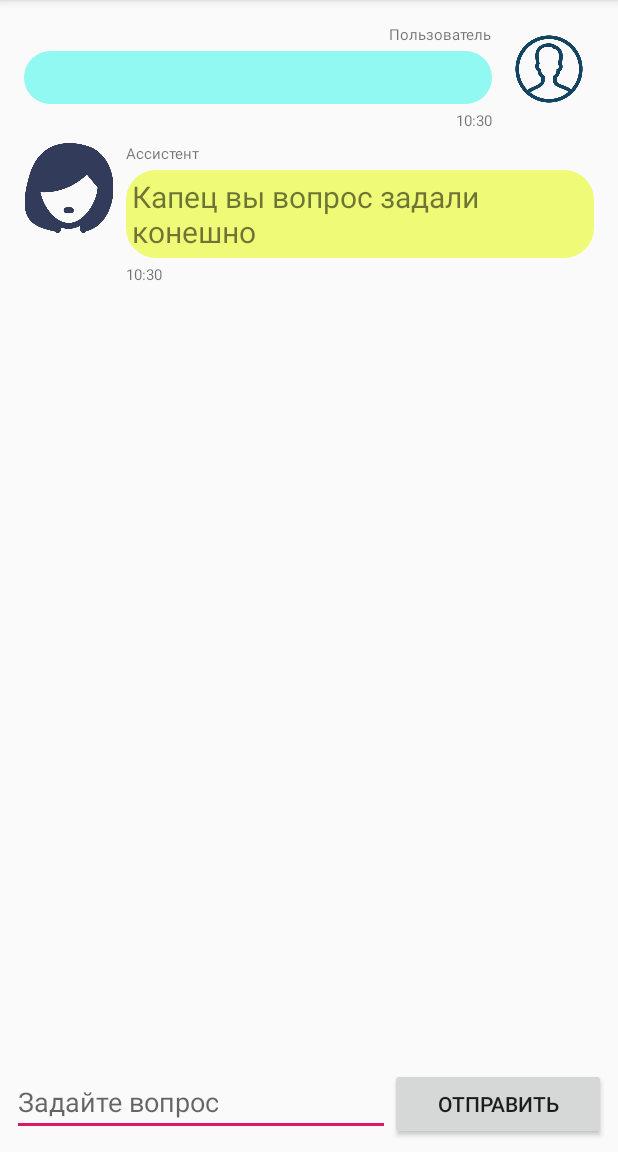
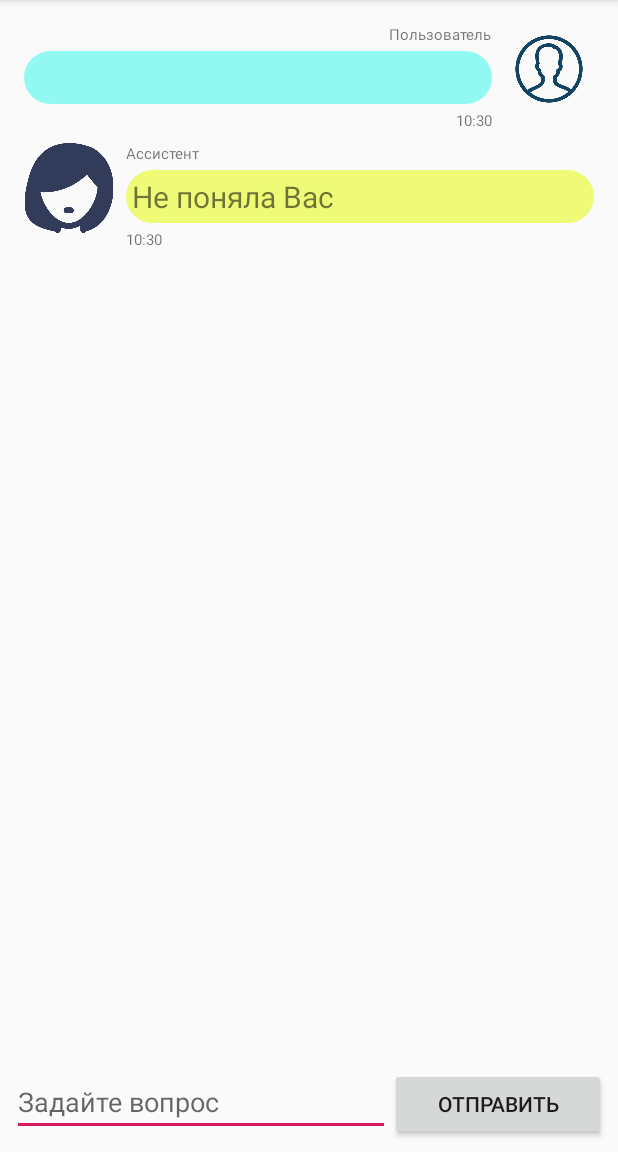
Before and after one commit to BuzVan/VoiceAssistent, an Android app: the screen it shows after launch (MainActivity), after a tap on "ОТПРАВИТЬ", on a phone screen of 412 x 824 dp, the part 84-1236 px from its top. Run offline under Robolectric (Android 15) with nearby library versions, the phone set to English and light mode, and no system bars.

Commit message:
исправлены ошибки, найденные при тестировании

```diff
--- a/app/build.gradle
+++ b/app/build.gradle
@@ -36,5 +36,6 @@ dependencies {
     testImplementation 'junit:junit:4.12'
     androidTestImplementation 'androidx.test.ext:junit:1.1.0'
     androidTestImplementation 'androidx.test.espresso:espresso-core:3.1.1'
+    implementation 'androidx.legacy:legacy-support-v4:1.0.0'
 
 }
--- a/app/src/main/AndroidManifest.xml
+++ b/app/src/main/AndroidManifest.xml
@@ -10,11 +10,13 @@
         android:roundIcon="@mipmap/ic_launcher_round"
         android:supportsRtl="true"
         android:theme="@style/AppTheme">
-        <activity android:name=".MainActivity">
+        <activity android:name=".MainActivity"
+            android:windowSoftInputMode="adjustResize|stateHidden">
             <intent-filter>
                 <action android:name="android.intent.action.MAIN" />
 
                 <category android:name="android.intent.category.LAUNCHER" />
+
             </intent-filter>
         </activity>
 
--- a/app/src/main/java/com/voiceassistent/AI.java
+++ b/app/src/main/java/com/voiceassistent/AI.java
@@ -28,6 +28,25 @@ class AI {
         dict.put("завтра", tomorrow);
         return  dict;
     }
+    private static String getHelp() {
+        return
+                "Вот что вы можете спросить у меня:\n" +
+                        "\tЧем ты можешь ПОМОчь мне\n\n" +
+                        "\tПРИВЕТствую\n\n" +
+                        "\tКАК ДЕЛА\n\n" +
+                        "\tскажи, ЧТО ДЕЛАЕШЬ сейчас или ЧЕМ ЗАНИМАЕШЬСЯ?\n\n" +
+
+                        "\tкакой СЕГОДНЯ день?\n\n" +
+                        "\tсколько ВРЕМени\n\n" +
+                        "\tКакой ДЕНЬ НЕДЕЛИ\n\n" +
+                        "\tСКОЛЬКО ДНЕЙ ДО {нового года / дня рождения}\n\n" +
+                        "\tПОГОДА В ГОРОДЕ {название города}\n\n" +
+
+                        "\tбольшое СПАСИБО за помощь\n\n" +
+
+                        "*большими буквами выделены ключевые слова поиска в словаре";
+    }
+
     private static HashMap<String, String> InitializationDictionary(){
         HashMap<String, String> dict = new HashMap<>();
         dict.put("привет", "Привет");
@@ -42,6 +61,9 @@ class AI {
         dict.put("день недели", "&day_of_week");
         dict.put("сколько дней до", "&days_before");
         dict.put("погода в городе", "&weather");
+
+        dict.put("помощь", "&help");
+        dict.put("помо", "&help");
         return dict;
     }
 
@@ -68,13 +90,14 @@ class AI {
                     });
                 }
             }
-        else callback.accept("Капец вы вопрос задали конешно");
+        else callback.accept("Не поняла Вас");
     }
 
 
     private static void getSpecialAnswer(String question, String val, Consumer<String> callback) {
 
         switch (val){
+            case "&help": callback.accept(getHelp()); break;
             case "&today": callback.accept(getToday()); break;
             case "&time": callback.accept(getTime()); break;
             case "&day_of_week": callback.accept(getTodayOfWeek()); break;
@@ -91,6 +114,7 @@ class AI {
                 throw new IllegalStateException("Unexpected value: " + val);
         }
     }
+
 
     private static void getWeather(String question, Consumer<String> callback){
         Pattern cityPattern = Pattern.compile(
--- a/app/src/main/java/com/voiceassistent/MainActivity.java
+++ b/app/src/main/java/com/voiceassistent/MainActivity.java
@@ -9,6 +9,7 @@ import androidx.recyclerview.widget.RecyclerView;
 import android.os.Bundle;
 import android.speech.tts.TextToSpeech;
 import android.view.View;
+import android.widget.AbsListView;
 import android.widget.Button;
 import android.widget.EditText;
 
@@ -23,10 +24,39 @@ public class MainActivity extends AppCompatActivity {
     protected EditText questionText;
     protected RecyclerView chatMessageList;
     protected MessageListAdapter messageListAdapter;
+    protected LinearLayoutManager layoutManager;
+    private  boolean isScrollDown = false;
     @Override
     protected void onCreate(Bundle savedInstanceState) {
         super.onCreate(savedInstanceState);
         setContentView(R.layout.activity_main);
+
+        sendButton = findViewById(R.id.sendButton);
+        questionText = findViewById(R.id.questionField);
+        chatMessageList = findViewById(R.id.chatMessageList);
+        messageListAdapter = new MessageListAdapter();
+        chatMessageList.setLayoutManager(new LinearLayoutManager(this));
+        chatMessageList.setAdapter(messageListAdapter);
+        layoutManager = (LinearLayoutManager) chatMessageList.getLayoutManager();
+        chatMessageList.addOnScrollListener(new RecyclerView.OnScrollListener() {
+            @Override
+            public void onScrolled(@NonNull RecyclerView recyclerView, int dx, int dy) {
+                super.onScrolled(recyclerView, dx, dy);
+                if (dy!=0)
+                    isScrollDown = layoutManager.findLastVisibleItemPosition() == chatMessageList.getAdapter().getItemCount() - 1;
+            }
+        });
+
+        chatMessageList.addOnLayoutChangeListener(new RecyclerView.OnLayoutChangeListener() {
+
+            @Override
+            public void onLayoutChange(View v, int left, int top, int right, int bottom, int oldLeft, int oldTop, int oldRight, int oldBottom) {
+                if (isScrollDown && oldBottom> bottom){
+                    chatMessageList.post(() -> chatMessageList.scrollToPosition(messageListAdapter.messageList.size() -1));
+                }
+            }
+        });
+
         textToSpeech = new TextToSpeech(getApplicationContext(), new TextToSpeech.OnInitListener() {
             @Override
             public void onInit(int status) {
@@ -35,17 +65,12 @@ public class MainActivity extends AppCompatActivity {
                 }
             }
         });
-        sendButton = findViewById(R.id.sendButton);
-        questionText = findViewById(R.id.questionField);
-        chatMessageList = findViewById(R.id.chatMessageList);
-        messageListAdapter = new MessageListAdapter();
-        chatMessageList.setLayoutManager(new LinearLayoutManager(this));
-        chatMessageList.setAdapter(messageListAdapter);
     }
 
     @Override
     public void onSaveInstanceState(@NonNull Bundle outState) {
         outState.putSerializable("chat", messageListAdapter.messageList.toArray());
+        outState.putInt("last_visible_item_rv",layoutManager.findLastCompletelyVisibleItemPosition());
         super.onSaveInstanceState(outState);
     }
 
@@ -57,7 +82,7 @@ public class MainActivity extends AppCompatActivity {
             messageListAdapter.messageList.add((Message) message);
         }
         messageListAdapter.notifyDataSetChanged();
-        chatMessageList.scrollToPosition(messageListAdapter.messageList.size() -1);
+        chatMessageList.scrollToPosition(savedInstanceState.getInt("last_visible_item_rv"));
     }
 
   public void sendButtonOnClick(View view) {
@@ -71,13 +96,14 @@ public class MainActivity extends AppCompatActivity {
                 messageListAdapter.messageList.add(new Message(answer, false));
 
                 messageListAdapter.notifyDataSetChanged();
+
                 chatMessageList.scrollToPosition(messageListAdapter.messageList.size() -1);
 
                 questionText.getText().clear();
                 textToSpeech.speak(answer, TextToSpeech.QUEUE_FLUSH,null,null);
             }
         });
+    }
 
 
-    }
 }
--- a/app/src/main/res/layout/activity_main.xml
+++ b/app/src/main/res/layout/activity_main.xml
@@ -24,23 +24,25 @@
             android:layout_height="wrap_content"
             android:layout_weight="1"
             android:ems="10"
+            android:hint="@string/questionFieldHint"
+            android:importantForAutofill="no"
             android:inputType="textPersonName"
-            android:hint="@string/questionFieldHint"
-            android:text=""
-            android:importantForAutofill="no" />
+            android:text="" />
 
         <Button
             android:id="@+id/sendButton"
             android:layout_width="wrap_content"
             android:layout_height="wrap_content"
             android:layout_weight="1"
-            android:text="@string/sendButtonText"
-            android:onClick="sendButtonOnClick"/>
+            android:onClick="sendButtonOnClick"
+            android:text="@string/sendButtonText" />
     </LinearLayout>
 
     <androidx.recyclerview.widget.RecyclerView
+
+
         android:id="@+id/chatMessageList"
-        android:layout_width="0dp"
+        android:layout_width="match_parent"
         android:layout_height="0dp"
         android:layout_marginStart="8dp"
         android:layout_marginTop="8dp"
@@ -49,5 +51,8 @@
         app:layout_constraintBottom_toTopOf="@+id/linearLayout"
         app:layout_constraintEnd_toEndOf="parent"
         app:layout_constraintStart_toStartOf="parent"
-        app:layout_constraintTop_toTopOf="parent" />
+        app:layout_constraintTop_toTopOf="parent"
+        tools:itemCount="20"
+        tools:listitem="@layout/recycler_view_item_1" />
+
 </androidx.constraintlayout.widget.ConstraintLayout>
```
Also changed, not shown: app/src/main/java/com/voiceassistent/Service/WordGender.java (added, +7 -0 lines), app/src/main/java/com/voiceassistent/Service/WordsFormService.java (added, +31 -0 lines), app/src/main/java/com/voiceassistent/forecast/ForecastToString.java (+9 -1 lines), app/src/main/res/layout/recycler_view_item.xml (added, +13 -0 lines), app/src/main/res/layout/recycler_view_item_1.xml (added, +13 -0 lines).
